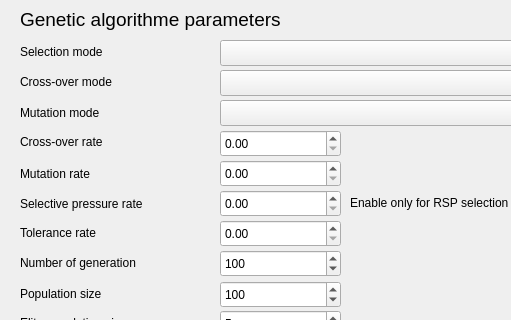
Old version of the form MegaMachineEvolution/GUI/parameterwindow.ui in the repository IxSysTech/heigvd-pro-b-13; both pictures show x 0 to 511 and y 0 to 320 of the 700 by 550 pixel window.
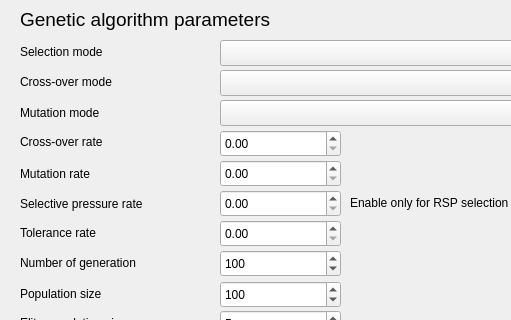
New version of the form.

```diff
--- a/MegaMachineEvolution/GUI/parameterwindow.ui
+++ b/MegaMachineEvolution/GUI/parameterwindow.ui
@@ -41,7 +41,7 @@
      </font>
     </property>
     <property name="text">
-     <string>Genetic algorithme parameters</string>
+     <string>Genetic algorithm parameters</string>
     </property>
    </widget>
    <widget class="QLabel" name="label_2">
```
Left out of the diff: 20 changed lines with no effect on the pictures.
